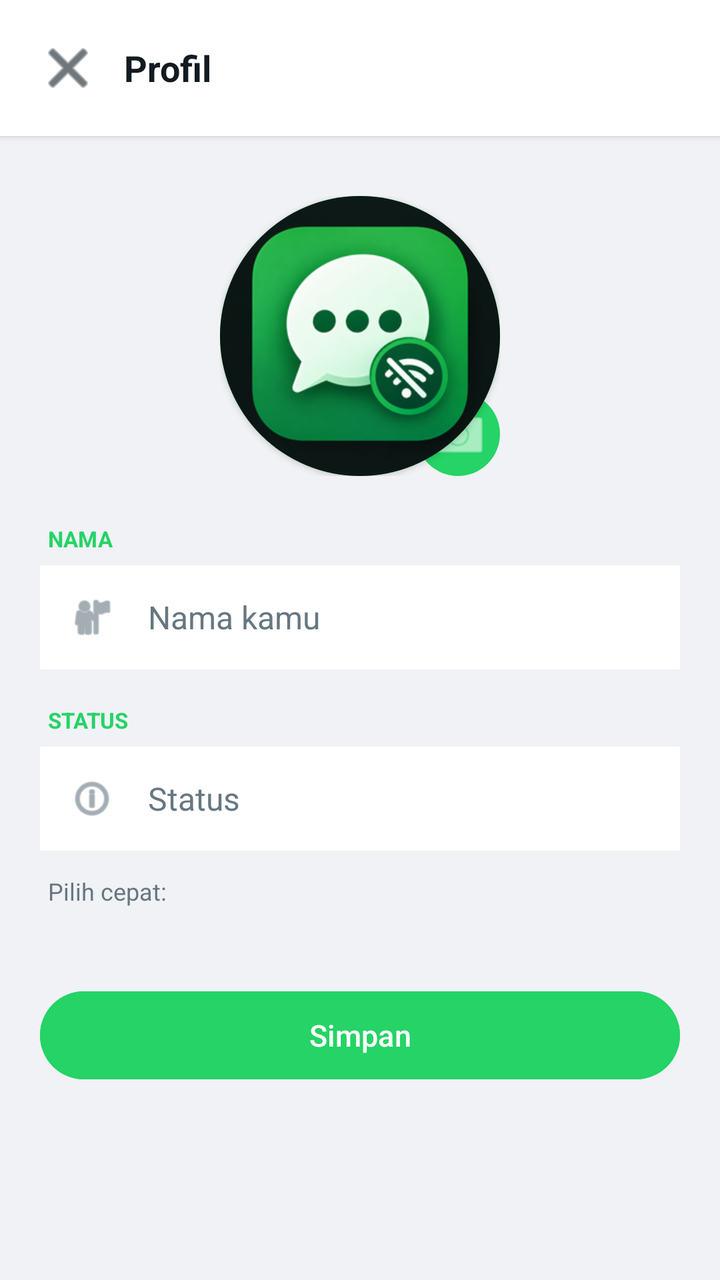
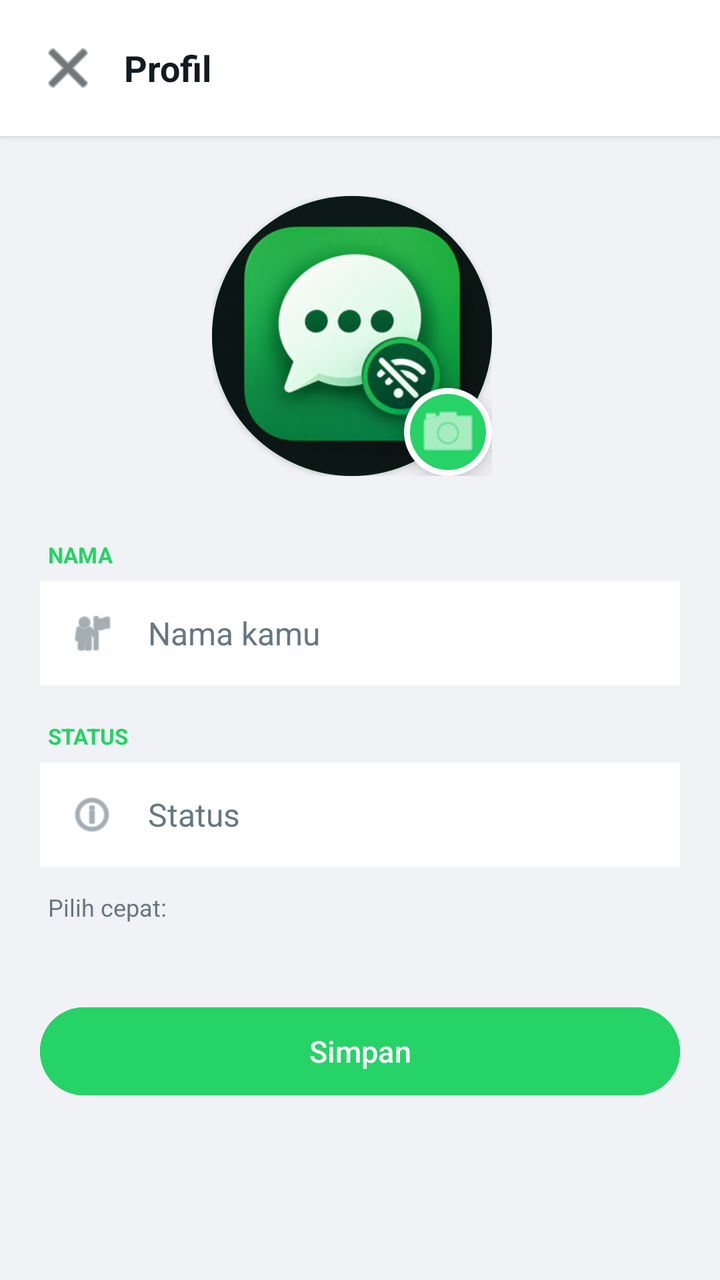

Screens rendered from an Android XML layout before and after an edit, with the pre-edit source and the edit as a unified diff.
<!-- AndroidManifest.xml: application theme Theme.Material3.DayNight.NoActionBar -->
<!-- res/layout/activity_profile.xml -->
<?xml version="1.0" encoding="utf-8"?>
<LinearLayout xmlns:android="http://schemas.android.com/apk/res/android"
    xmlns:app="http://schemas.android.com/apk/res-auto"
    android:layout_width="match_parent"
    android:layout_height="match_parent"
    android:orientation="vertical"
    android:background="@color/home_bg">

    <LinearLayout
        android:layout_width="match_parent"
        android:layout_height="wrap_content"
        android:background="@color/bubble_other"
        android:orientation="horizontal"
        android:padding="14dp"
        android:gravity="center_vertical"
        android:elevation="2dp">

        <ImageButton
            android:id="@+id/btnBack"
            android:layout_width="40dp"
            android:layout_height="40dp"
            android:background="?android:attr/selectableItemBackgroundBorderless"
            android:src="@android:drawable/ic_menu_close_clear_cancel"
            android:tint="@color/text_primary"
            android:contentDescription="Kembali" />

        <TextView
            android:layout_width="0dp"
            android:layout_height="wrap_content"
            android:layout_weight="1"
            android:text="Profil"
            android:textSize="18sp"
            android:textStyle="bold"
            android:textColor="@color/text_primary"
            android:paddingStart="8dp" />
    </LinearLayout>

    <ScrollView
        android:layout_width="match_parent"
        android:layout_height="match_parent">

        <LinearLayout
            android:layout_width="match_parent"
            android:layout_height="wrap_content"
            android:orientation="vertical"
            android:padding="20dp">

            
            <FrameLayout
                android:layout_width="wrap_content"
                android:layout_height="wrap_content"
                android:layout_gravity="center_horizontal"
                android:layout_marginTop="10dp"
                android:layout_marginBottom="24dp">

                <androidx.cardview.widget.CardView
                    android:layout_width="140dp"
                    android:layout_height="140dp"
                    app:cardCornerRadius="70dp"
                    app:cardElevation="2dp">

                    <ImageView
                        android:id="@+id/profileAvatar"
                        android:layout_width="match_parent"
                        android:layout_height="match_parent"
                        android:background="@color/brand_accent"
                        android:scaleType="centerCrop"
                        android:src="@drawable/splash_logo"
                        android:contentDescription="Avatar" />
                </androidx.cardview.widget.CardView>

                <ImageButton
                    android:id="@+id/btnPickAvatar"
                    android:layout_width="42dp"
                    android:layout_height="42dp"
                    android:layout_gravity="bottom|end"
                    android:background="@drawable/send_button_bg"
                    android:src="@android:drawable/ic_menu_camera"
                    android:tint="#FFFFFF"
                    android:padding="8dp"
                    android:contentDescription="Ganti foto" />
            </FrameLayout>

            
            <TextView
                android:layout_width="match_parent"
                android:layout_height="wrap_content"
                android:text="NAMA"
                android:textSize="11sp"
                android:textStyle="bold"
                android:textColor="@color/brand_accent"
                android:paddingBottom="6dp"
                android:paddingStart="4dp" />

            <LinearLayout
                android:layout_width="match_parent"
                android:layout_height="wrap_content"
                android:background="@color/bubble_other"
                android:orientation="horizontal"
                android:padding="14dp"
                android:gravity="center_vertical">

                <ImageView
                    android:layout_width="24dp"
                    android:layout_height="24dp"
                    android:src="@android:drawable/ic_menu_myplaces"
                    android:tint="@color/text_secondary" />

                <EditText
                    android:id="@+id/inputName"
                    android:layout_width="0dp"
                    android:layout_height="wrap_content"
                    android:layout_weight="1"
                    android:background="@null"
                    android:hint="Nama kamu"
                    android:textSize="16sp"
                    android:textColor="@color/text_primary"
                    android:textColorHint="@color/text_secondary"
                    android:paddingStart="16dp"
                    android:inputType="textPersonName"
                    android:maxLength="30" />
            </LinearLayout>

            
            <TextView
                android:layout_width="match_parent"
                android:layout_height="wrap_content"
                android:text="STATUS"
                android:textSize="11sp"
                android:textStyle="bold"
                android:textColor="@color/brand_accent"
                android:paddingTop="18dp"
                android:paddingBottom="6dp"
                android:paddingStart="4dp" />

            <LinearLayout
                android:layout_width="match_parent"
                android:layout_height="wrap_content"
                android:background="@color/bubble_other"
                android:orientation="horizontal"
                android:padding="14dp"
                android:gravity="center_vertical">

                <ImageView
                    android:layout_width="24dp"
                    android:layout_height="24dp"
                    android:src="@android:drawable/ic_menu_info_details"
                    android:tint="@color/text_secondary" />

                <EditText
                    android:id="@+id/inputStatus"
                    android:layout_width="0dp"
                    android:layout_height="wrap_content"
                    android:layout_weight="1"
                    android:background="@null"
                    android:hint="Status"
                    android:textSize="16sp"
                    android:textColor="@color/text_primary"
                    android:textColorHint="@color/text_secondary"
                    android:paddingStart="16dp"
                    android:inputType="text"
                    android:maxLength="60" />
            </LinearLayout>

            <TextView
                android:layout_width="match_parent"
                android:layout_height="wrap_content"
                android:text="Pilih cepat:"
                android:textSize="12sp"
                android:textColor="@color/text_secondary"
                android:paddingTop="12dp"
                android:paddingBottom="8dp"
                android:paddingStart="4dp" />

            <com.google.android.material.chip.ChipGroup
                android:id="@+id/chipGroup"
                android:layout_width="match_parent"
                android:layout_height="wrap_content"
                app:singleLine="false"
                app:chipSpacingHorizontal="6dp"
                app:chipSpacingVertical="6dp" />

            <Button
                android:id="@+id/btnSaveProfile"
                android:layout_width="match_parent"
                android:layout_height="52dp"
                android:layout_marginTop="30dp"
                android:text="Simpan"
                android:textSize="15sp"
                android:backgroundTint="@color/brand_accent"
                android:textColor="#FFFFFF" />
        </LinearLayout>
    </ScrollView>
</LinearLayout>
<!-- resources referenced by this layout -->
<resources>
  <color name="brand_accent">#25D366</color>
  <color name="bubble_other">#FFFFFF</color>
  <color name="home_bg">#F0F2F5</color>
  <color name="text_primary">#111B21</color>
  <color name="text_secondary">#667781</color>
  <!-- drawable send_button_bg (drawable) -->
  <?xml version="1.0" encoding="utf-8"?>
  <shape xmlns:android="http://schemas.android.com/apk/res/android"
      android:shape="oval">
      <solid android:color="@color/brand_accent" />
  </shape>
  <!-- drawable splash_logo: png bitmap (drawable, 55583 bytes) -->
</resources>

<!-- the commit's change to res/layout/activity_profile.xml (unified diff, before → after) -->
@@ -51,7 +51,9 @@
                 android:layout_height="wrap_content"
                 android:layout_gravity="center_horizontal"
                 android:layout_marginTop="10dp"
-                android:layout_marginBottom="24dp">
+                android:layout_marginBottom="24dp"
+                android:paddingEnd="8dp"
+                android:paddingBottom="8dp">
 
                 <androidx.cardview.widget.CardView
                     android:layout_width="140dp"
@@ -69,19 +71,20 @@
                         android:contentDescription="Avatar" />
                 </androidx.cardview.widget.CardView>
 
+                
                 <ImageButton
                     android:id="@+id/btnPickAvatar"
-                    android:layout_width="42dp"
-                    android:layout_height="42dp"
+                    android:layout_width="44dp"
+                    android:layout_height="44dp"
                     android:layout_gravity="bottom|end"
-                    android:background="@drawable/send_button_bg"
+                    android:background="@drawable/camera_button_bg"
                     android:src="@android:drawable/ic_menu_camera"
                     android:tint="#FFFFFF"
-                    android:padding="8dp"
+                    android:padding="10dp"
+                    android:elevation="6dp"
                     android:contentDescription="Ganti foto" />
             </FrameLayout>
 
-            
             <TextView
                 android:layout_width="match_parent"
                 android:layout_height="wrap_content"
@@ -121,7 +124,6 @@
                     android:maxLength="30" />
             </LinearLayout>
 
-            
             <TextView
                 android:layout_width="match_parent"
                 android:layout_height="wrap_content"
<!-- resource entries referenced after the edit -->
@@ -5,12 +5,20 @@
   <color name="home_bg">#F0F2F5</color>
   <color name="text_primary">#111B21</color>
   <color name="text_secondary">#667781</color>
-  <!-- drawable send_button_bg (drawable) -->
+  <!-- drawable camera_button_bg (drawable) -->
   <?xml version="1.0" encoding="utf-8"?>
-  <shape xmlns:android="http://schemas.android.com/apk/res/android"
-      android:shape="oval">
-      <solid android:color="@color/brand_accent" />
-  </shape>
+  <layer-list xmlns:android="http://schemas.android.com/apk/res/android">
+      <item>
+          <shape android:shape="oval">
+              <solid android:color="#FFFFFF" />
+          </shape>
+      </item>
+      <item android:left="3dp" android:top="3dp" android:right="3dp" android:bottom="3dp">
+          <shape android:shape="oval">
+              <solid android:color="#25D366" />
+          </shape>
+      </item>
+  </layer-list>
   <!-- drawable splash_logo: png bitmap (drawable, 55583 bytes) -->
 </resources>
 
